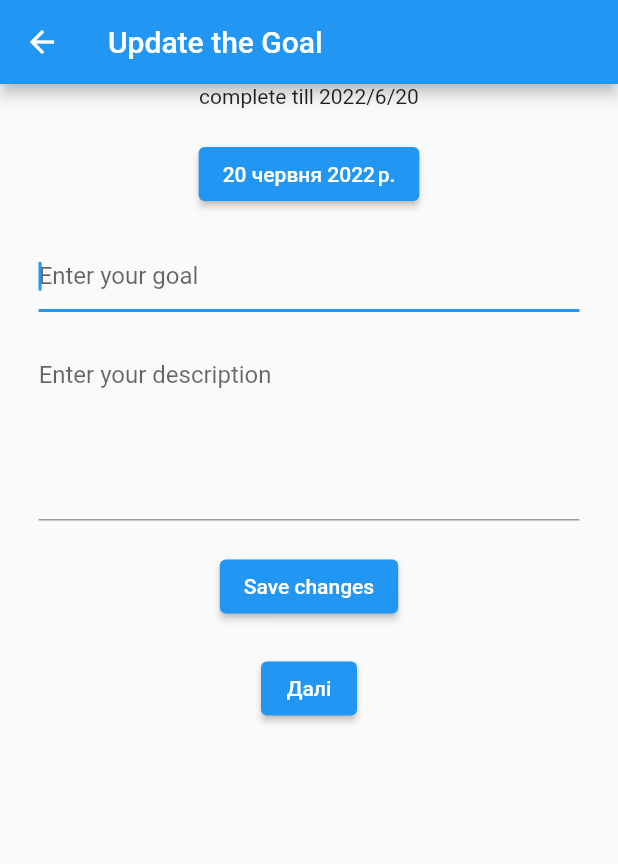
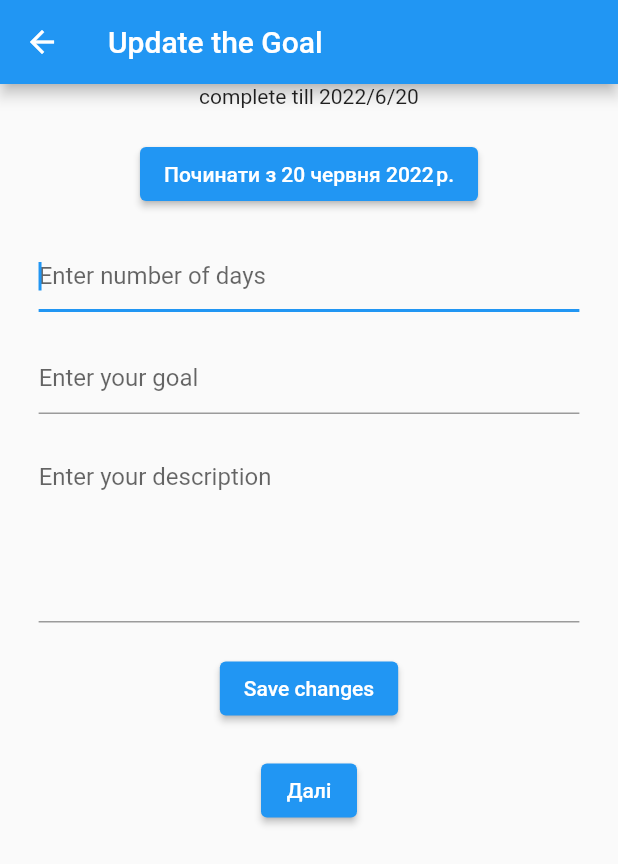
Before and after one commit to uazamula/minitasks, a Flutter app: the ShowMyGoal screen opened directly with empty values, after a tap on "Update", on a phone screen of 412 x 824 dp. Shown: the top 864 px of the screen. Run offline on Flutter 3.47's test engine with Material 2 defaults, Android fonts, the phone set to English and light mode, and no system bars; our stand-ins replace shared_preferences; accounts and stored records are empty.

Commit message:
+ days + date of start + final date

```diff
--- a/lib/create_update_goal.dart
+++ b/lib/create_update_goal.dart
@@ -22,9 +22,11 @@ class _CreateUpdateGoalState extends State<CreateUpdateGoal> {
   // bool isButtonActive = true;
   List<String> newGoal = [];
   bool isGoalSaved = false;
+  bool daysFieldIsEmpty=true;
   bool isValidGoal = false;
   TextEditingController controllerGoal = TextEditingController();
   TextEditingController controllerDescription = TextEditingController();
+  TextEditingController controllerDays = TextEditingController();
 
   List<String>? listOfGoalsString;
 
@@ -41,11 +43,18 @@ class _CreateUpdateGoalState extends State<CreateUpdateGoal> {
           listOfGoalsString![widget.index * MyHomePage.numOfField + 1];
       setState(() {
         date = DateTime(
-          int.parse(listOfGoalsString![widget.index * MyHomePage.numOfField + 2]),//year
-          int.parse(listOfGoalsString![widget.index * MyHomePage.numOfField + 3]),//month
-          int.parse(listOfGoalsString![widget.index * MyHomePage.numOfField + 4]),//day
+          int.parse(
+              listOfGoalsString![widget.index * MyHomePage.numOfField + 2]),
+          //year
+          int.parse(
+              listOfGoalsString![widget.index * MyHomePage.numOfField + 3]),
+          //month
+          int.parse(listOfGoalsString![
+              widget.index * MyHomePage.numOfField + 4]), //day
         );
       });
+      controllerDays.text =
+          listOfGoalsString![widget.index * MyHomePage.numOfField + 5];
     }
   }
 
@@ -53,12 +62,18 @@ class _CreateUpdateGoalState extends State<CreateUpdateGoal> {
   void initState() {
     super.initState();
     loadGoals();
+    controllerDays.addListener(() {
+      setState(() {
+        daysFieldIsEmpty = controllerDays.text.isEmpty;
+      });
+    });
   }
 
   @override
   void dispose() {
     controllerGoal.dispose();
     controllerDescription.dispose();
+    controllerDays.dispose();
     super.dispose();
   }
 
@@ -79,7 +94,13 @@ class _CreateUpdateGoalState extends State<CreateUpdateGoal> {
               width: MediaQuery.of(context).size.width * 7 / 8,
               child: Column(
                 children: [
-                  Text('complete till ${DateFormat('y/M/d').format(date)}'),
+                  Text('complete till ${DateFormat('y/M/d').format(
+                    date.add(
+                      Duration(
+                        days: daysFieldIsEmpty?0:int.parse(controllerDays.text),
+                      ),
+                    ),
+                  )}'),
                   SizedBox(height: 20),
                   ElevatedButton(
                       onPressed: () async {
@@ -93,7 +114,18 @@ class _CreateUpdateGoalState extends State<CreateUpdateGoal> {
                           date = newDate; // pressed OK
                         });
                       },
-                      child: Text(DateFormat.yMMMMd('uk').format(date))),
+                      child: Text(
+                          'Починати з ${DateFormat.yMMMMd('uk').format(date)}')),
+                  SizedBox(height: 20),
+                  TextField(
+                    autofocus: true,
+                    keyboardType: TextInputType.number,
+                    inputFormatters: [FilteringTextInputFormatter.digitsOnly],
+                    decoration:
+                        InputDecoration(hintText: 'Enter number of days'),
+                    controller: controllerDays,
+                    readOnly: isGoalSaved,
+                  ),
                   SizedBox(height: 20),
                   TextField(
                     autofocus: true,
@@ -116,6 +148,7 @@ class _CreateUpdateGoalState extends State<CreateUpdateGoal> {
                           ? () async {
                               final goal = controllerGoal.text;
                               final description = controllerDescription.text;
+                              final days = controllerDays.text;
 
                               final prefs =
                                   await SharedPreferences.getInstance();
@@ -130,6 +163,7 @@ class _CreateUpdateGoalState extends State<CreateUpdateGoal> {
                                     date.year.toString(),
                                     date.month.toString(),
                                     date.day.toString(),
+                                    days,
                                   ];
                                   assert(
                                       newGoal.length == MyHomePage.numOfField);
@@ -166,6 +200,7 @@ class _CreateUpdateGoalState extends State<CreateUpdateGoal> {
                               ));
                               controllerGoal.clear();
                               controllerDescription.clear();
+                              controllerDays.clear();
                             }
                           : /*isButtonActive
                                ?*/
--- a/lib/goal.dart
+++ b/lib/goal.dart
@@ -3,11 +3,13 @@ class Goal {
   final String goal;
   final String goalDescription;
   final DateTime dateTime;
+  final int days;
 
-  Goal( {
-    required this.dateTime,
-    this.id=0,
+  Goal({
+    this.id = 0,
     required this.goal,
     this.goalDescription = '',
-  });
+    required this.dateTime,
+    required this.days,
+   });
 }
--- a/lib/home_page.dart
+++ b/lib/home_page.dart
@@ -8,7 +8,7 @@ import 'package:shared_preferences/shared_preferences.dart';
 
 class MyHomePage extends StatefulWidget {
   const MyHomePage({Key? key}) : super(key: key);
-  static const int numOfField = 5;
+  static const int numOfField = 6;
 
   @override
   State<MyHomePage> createState() => _MyHomePageState();
@@ -43,10 +43,11 @@ class _MyHomePageState extends State<MyHomePage> {
           goal: listOfGoalsString![i],
           goalDescription: listOfGoalsString![i + 1],
           dateTime: DateTime(
-            int.parse(listOfGoalsString![i + 2]),//year
-            int.parse(listOfGoalsString![i + 3]),//month
-            int.parse(listOfGoalsString![i + 4]),//day
+            int.parse(listOfGoalsString![i + 2]), //year
+            int.parse(listOfGoalsString![i + 3]), //month
+            int.parse(listOfGoalsString![i + 4]), //day
           ),
+          days: int.parse(listOfGoalsString![i + 5]), //number of days
         ));
       }
     });
@@ -83,7 +84,8 @@ class _MyHomePageState extends State<MyHomePage> {
             ElevatedButton(
               onPressed: () {
                 Navigator.of(context).push(MaterialPageRoute(
-                  builder: (context) => ShowMyGoal(
+                  builder: (context) =>
+                      ShowMyGoal(
                         goal: listOfGoals![i],
                         index: i,
                       ),
@@ -94,7 +96,7 @@ class _MyHomePageState extends State<MyHomePage> {
                 children: [
                   Text(listOfGoals![i].goal),
                   SizedBox(width: 8),
-                  Text(DateFormat.yMMMMd('uk').format(listOfGoals![i].dateTime)),
+                  Text('Complete till ${finalDate(i) }'),
                 ],
               ),
             ),
@@ -103,4 +105,14 @@ class _MyHomePageState extends State<MyHomePage> {
       ],
     );
   }
+
+  String finalDate(int i) {
+    return DateFormat.yMMMMd('uk').format(
+                  listOfGoals![i].dateTime.add(
+                    Duration(
+                      days: listOfGoals![i].days,
+                    ),
+                  ),
+                );
   }
+}
--- a/lib/show_my_goal.dart
+++ b/lib/show_my_goal.dart
@@ -1,4 +1,6 @@
 import 'package:flutter/material.dart';
+import 'package:intl/date_symbol_data_local.dart';
+import 'package:intl/intl.dart';
 import 'package:minitasks/create_update_goal.dart';
 import 'package:minitasks/goal.dart';
 import 'package:minitasks/home_page.dart';
@@ -18,6 +20,8 @@ class ShowMyGoal extends StatefulWidget {
 class _ShowMyGoalState extends State<ShowMyGoal> {
   @override
   Widget build(BuildContext context) {
+    initializeDateFormatting('uk', null); // obligatorisch fuer Locales!
+
     return Scaffold(
       appBar: AppBar(
         title: Text('ShowMySelectedGoal'),
@@ -28,6 +32,19 @@ class _ShowMyGoalState extends State<ShowMyGoal> {
             Text('goal: ${widget.goal.goal}'),
             SizedBox(height: 20),
             Text('description: ${widget.goal.goalDescription}'),
+            SizedBox(height: 20),
+            Text(
+                'begin at: ${DateFormat.yMMMMd('uk').format(widget.goal.dateTime)}'),
+            SizedBox(height: 20),
+            Text('duration in days: ${widget.goal.days}'),
+            SizedBox(height: 20),
+            Text('final date: ${DateFormat.yMMMMd('uk').format(
+              widget.goal.dateTime.add(
+                Duration(
+                  days: widget.goal.days,
+                ),
+              ),
+            )}'),
             SizedBox(height: 20),
             ElevatedButton(
                 onPressed: () async {
```
Lines whose indentation alone changed are shown as unchanged.
